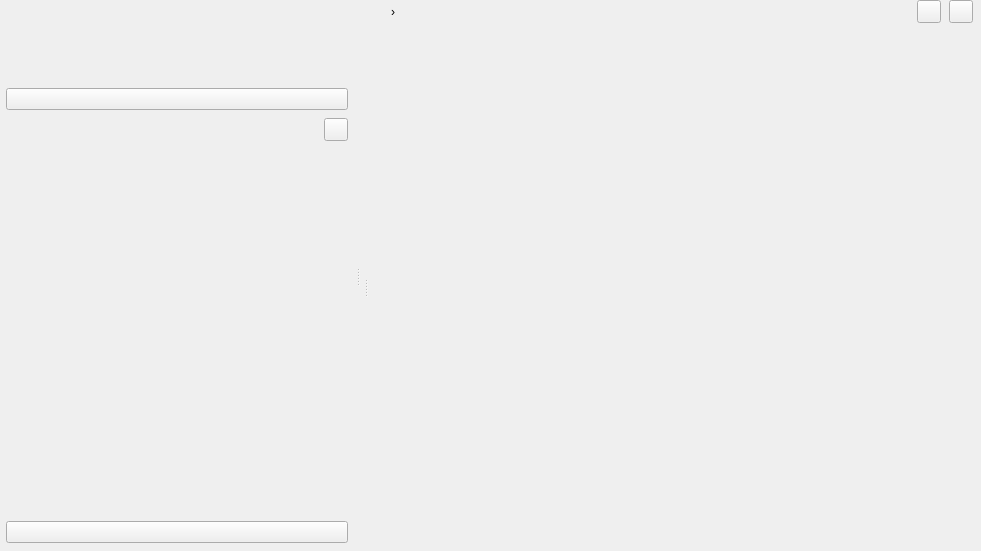
First picture: the form in src/form/task/localization_task_widget.ui, repository gstorm-b/VC_APP, before the edit.
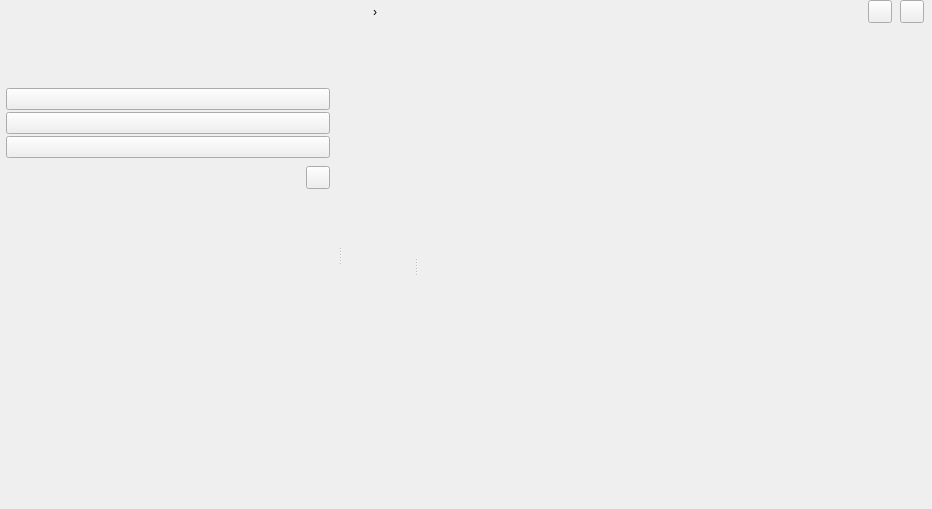
Second picture: the form after the edit.

```diff
--- a/src/form/task/localization_task_widget.ui
+++ b/src/form/task/localization_task_widget.ui
@@ -6,8 +6,8 @@
    <rect>
     <x>0</x>
     <y>0</y>
-    <width>981</width>
-    <height>551</height>
+    <width>932</width>
+    <height>509</height>
    </rect>
   </property>
   <layout class="QHBoxLayout" name="horizontalLayout">
@@ -118,6 +118,20 @@
             </property>
            </widget>
           </item>
+          <item>
+           <widget class="QPushButton" name="btn_nav_patterns">
+            <property name="checkable">
+             <bool>true</bool>
+            </property>
+           </widget>
+          </item>
+          <item>
+           <widget class="QPushButton" name="btn_nav_settings">
+            <property name="checkable">
+             <bool>true</bool>
+            </property>
+           </widget>
+          </item>
          </layout>
         </widget>
        </item>
@@ -177,41 +191,13 @@
            <rect>
             <x>0</x>
             <y>0</y>
-            <width>353</width>
-            <height>365</height>
+            <width>335</width>
+            <height>323</height>
            </rect>
           </property>
          </widget>
         </widget>
        </item>
-       <item>
-        <widget class="QFrame" name="frame_nav_bottom">
-         <layout class="QVBoxLayout" name="vl_nav_bottom">
-          <property name="spacing">
-           <number>2</number>
-          </property>
-          <property name="leftMargin">
-           <number>6</number>
-          </property>
-          <property name="topMargin">
-           <number>2</number>
-          </property>
-          <property name="rightMargin">
-           <number>8</number>
-          </property>
-          <property name="bottomMargin">
-           <number>8</number>
-          </property>
-          <item>
-           <widget class="QPushButton" name="btn_nav_settings">
-            <property name="checkable">
-             <bool>true</bool>
-            </property>
-           </widget>
-          </item>
-         </layout>
-        </widget>
-       </item>
       </layout>
      </widget>
      <widget class="QWidget" name="wg_content_right">
@@ -306,10 +292,66 @@
            <property name="orientation">
             <enum>Qt::Orientation::Horizontal</enum>
            </property>
-           <widget class="QStackedWidget" name="content_stack">
-            <widget class="QWidget" name="page_task_config"/>
+           <widget class="QScrollArea" name="scrollArea">
+            <property name="frameShape">
+             <enum>QFrame::Shape::NoFrame</enum>
+            </property>
+            <property name="frameShadow">
+             <enum>QFrame::Shadow::Plain</enum>
+            </property>
+            <property name="widgetResizable">
+             <bool>true</bool>
+            </property>
+            <widget class="QWidget" name="scrollAreaWidgetContents">
+             <property name="geometry">
+              <rect>
+               <x>0</x>
+               <y>0</y>
+               <width>95</width>
+               <height>476</height>
+              </rect>
+             </property>
+             <property name="sizePolicy">
+              <sizepolicy hsizetype="MinimumExpanding" vsizetype="Preferred">
+               <horstretch>0</horstretch>
+               <verstretch>0</verstretch>
+              </sizepolicy>
+             </property>
+             <layout class="QHBoxLayout" name="horizontalLayout_2">
+              <property name="leftMargin">
+               <number>0</number>
+              </property>
+              <property name="topMargin">
+               <number>0</number>
+              </property>
+              <property name="rightMargin">
+               <number>0</number>
+              </property>
+              <property name="bottomMargin">
+               <number>0</number>
+              </property>
+              <item>
+               <widget class="QStackedWidget" name="content_stack">
+                <widget class="QWidget" name="page_task_config"/>
+               </widget>
+              </item>
+             </layout>
+            </widget>
            </widget>
-           <widget class="QWidget" name="wg_property_browser" native="true"/>
+           <widget class="QWidget" name="wg_property_browser" native="true">
+            <property name="sizePolicy">
+             <sizepolicy hsizetype="Preferred" vsizetype="Preferred">
+              <horstretch>0</horstretch>
+              <verstretch>0</verstretch>
+             </sizepolicy>
+            </property>
+            <property name="baseSize">
+             <size>
+              <width>150</width>
+              <height>0</height>
+             </size>
+            </property>
+           </widget>
           </widget>
          </item>
         </layout>
```
